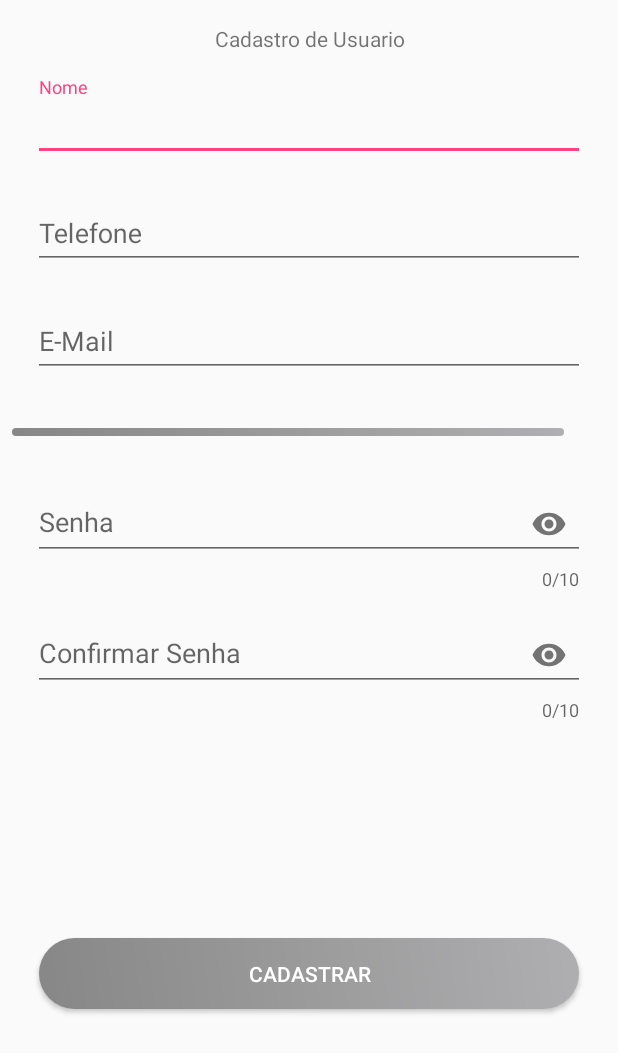
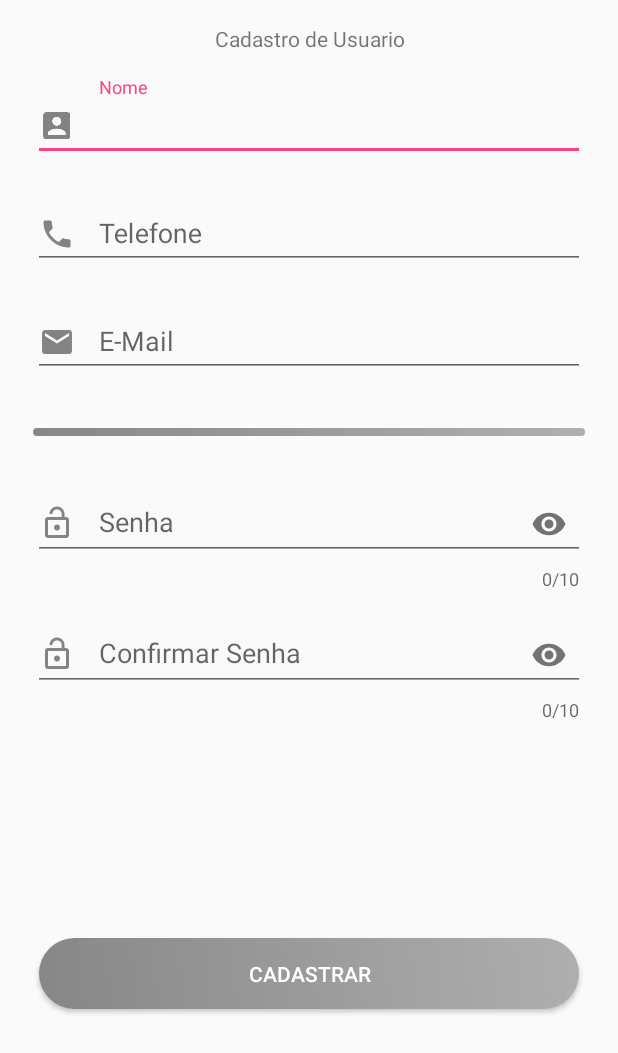
Before and after one commit to derleyferreira/Agenda, an Android app: the CadastroUsuario screen opened directly, with no data from a screen before it, on a phone screen of 412 x 824 dp. Shown: the top 1053 px of the screen. Run offline under Robolectric (Android 15) with nearby library versions, the phone set to English and light mode, and no system bars.

Commit message:
Mais alterações no Layout

```diff
--- a/app/src/main/res/layout/activity_cadastro__usuario.xml
+++ b/app/src/main/res/layout/activity_cadastro__usuario.xml
@@ -20,8 +20,7 @@
         app:layout_constraintBottom_toTopOf="@+id/textInputLayout2"
         app:layout_constraintEnd_toEndOf="parent"
         app:layout_constraintStart_toStartOf="parent"
-        app:layout_constraintTop_toTopOf="parent"
-        app:layout_constraintVertical_bias="0.44" />
+        app:layout_constraintTop_toTopOf="parent" />
 
     <android.support.design.widget.TextInputLayout
         android:id="@+id/textInputLayout2"
@@ -43,7 +42,9 @@
             android:layout_height="wrap_content"
             android:id="@+id/registro_txtnome"
             android:hint="Nome"
-            android:inputType="text"/>
+            android:inputType="text"
+            android:drawableStart="@drawable/ic_usuario"
+            android:drawablePadding="@dimen/activity_vertical_margin"/>
     </android.support.design.widget.TextInputLayout>
 
     <android.support.design.widget.TextInputLayout
@@ -66,7 +67,10 @@
             android:layout_height="wrap_content"
             android:hint="Telefone"
             android:id="@+id/registro_txttelefone"
-            android:inputType="phone" />
+            android:inputType="phone"
+            android:drawableStart="@drawable/ic_fone"
+            android:drawablePadding="@dimen/activity_vertical_margin"
+            android:drawableLeft="@drawable/ic_fone" />
     </android.support.design.widget.TextInputLayout>
 
     <android.support.design.widget.TextInputLayout
@@ -89,7 +93,10 @@
             android:layout_width="match_parent"
             android:layout_height="wrap_content"
             android:hint="E-Mail"
-            android:inputType="textEmailAddress" />
+            android:inputType="textEmailAddress"
+            android:drawableStart="@drawable/ic_mail"
+            android:drawablePadding="@dimen/activity_vertical_margin"
+            android:drawableLeft="@drawable/ic_mail" />
     </android.support.design.widget.TextInputLayout>
 
     <View
@@ -106,7 +113,6 @@
         android:visibility="visible"
         app:layout_constraintBottom_toTopOf="@+id/textInputLayout4"
         app:layout_constraintEnd_toEndOf="parent"
-        app:layout_constraintHorizontal_bias="0.0"
         app:layout_constraintStart_toStartOf="parent"
         app:layout_constraintTop_toBottomOf="@+id/textInputLayout3" />
 
@@ -133,7 +139,10 @@
             android:layout_width="match_parent"
             android:layout_height="wrap_content"
             android:hint="Senha"
-            android:inputType="textPassword" />
+            android:inputType="textPassword"
+            android:drawableStart="@drawable/ic_senha"
+            android:drawablePadding="@dimen/activity_vertical_margin"
+            android:drawableLeft="@drawable/ic_senha" />
     </android.support.design.widget.TextInputLayout>
 
     <android.support.design.widget.TextInputLayout
@@ -159,7 +168,10 @@
             android:layout_width="match_parent"
             android:layout_height="wrap_content"
             android:hint="Confirmar Senha"
-            android:inputType="textPassword" />
+            android:inputType="textPassword"
+            android:drawableStart="@drawable/ic_senha"
+            android:drawablePadding="@dimen/activity_vertical_margin"
+            android:drawableLeft="@drawable/ic_senha" />
     </android.support.design.widget.TextInputLayout>
 
     <Button
--- a/app/src/main/res/layout/activity_login.xml
+++ b/app/src/main/res/layout/activity_login.xml
@@ -56,7 +56,10 @@
                     android:hint="@string/prompt_email"
                     android:inputType="textEmailAddress"
                     android:maxLines="1"
-                    android:singleLine="true" />
+                    android:singleLine="true"
+                    android:drawableStart="@drawable/ic_mail"
+                    android:drawableLeft="@drawable/ic_mail"
+                    android:drawablePadding="@dimen/activity_vertical_margin"/>
 
             </android.support.design.widget.TextInputLayout>
 
@@ -76,7 +79,10 @@
                     android:imeOptions="actionUnspecified"
                     android:inputType="textPassword"
                     android:maxLines="1"
-                    android:singleLine="true" />
+                    android:singleLine="true"
+                    android:drawableStart="@drawable/ic_senha"
+                    android:drawableLeft="@drawable/ic_senha"
+                    android:drawablePadding="@dimen/activity_vertical_margin"/>
 
             </android.support.design.widget.TextInputLayout>
 
@@ -95,7 +101,7 @@
                     android:background="@drawable/botao_redondo"
                     android:text="@string/action_sign_in"
                     android:textColor="@android:color/white"
-                    android:textStyle="bold" />
+                    android:textStyle="bold"/>
 
                 <Button
                     android:id="@+id/login_registrar"
--- a/app/src/main/res/values/strings.xml
+++ b/app/src/main/res/values/strings.xml
@@ -27,7 +27,7 @@
     <string name="telefone_invalido">Telefone inválido</string>
     <string name="senha_muito_curta">Senha muito curta</string>
 
-    <string name="registrar"> Registrar </string>
+    <string name="registrar">Criar uma Conta </string>
 
     <!-- TODO: Remove or change this placeholder text -->
     <string name="hello_blank_fragment">Hello blank fragment</string>
```
Also changed, not shown: app/src/main/res/drawable-hdpi/ic_fone.png (added), app/src/main/res/drawable-hdpi/ic_mail.png (added), app/src/main/res/drawable-hdpi/ic_senha.png (added), app/src/main/res/drawable-mdpi/ic_fone.png (added), app/src/main/res/drawable-mdpi/ic_mail.png (added), app/src/main/res/drawable-mdpi/ic_senha.png (added), app/src/main/res/drawable-xhdpi/ic_fone.png (added), app/src/main/res/drawable-xhdpi/ic_mail.png (added), app/src/main/res/drawable-xhdpi/ic_senha.png (added), app/src/main/res/drawable-xxhdpi/ic_fone.png (added), app/src/main/res/drawable-xxhdpi/ic_mail.png (added), app/src/main/res/drawable-xxhdpi/ic_senha.png (added), app/src/main/res/drawable-xxxhdpi/ic_fone.png (added), app/src/main/res/drawable-xxxhdpi/ic_mail.png (added), 1 more files.
